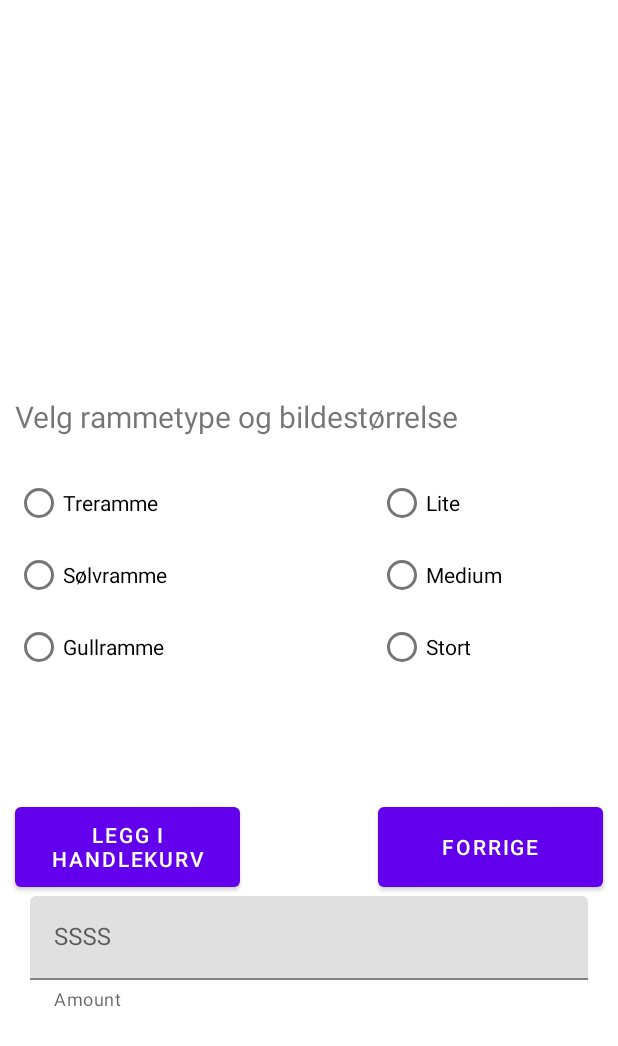
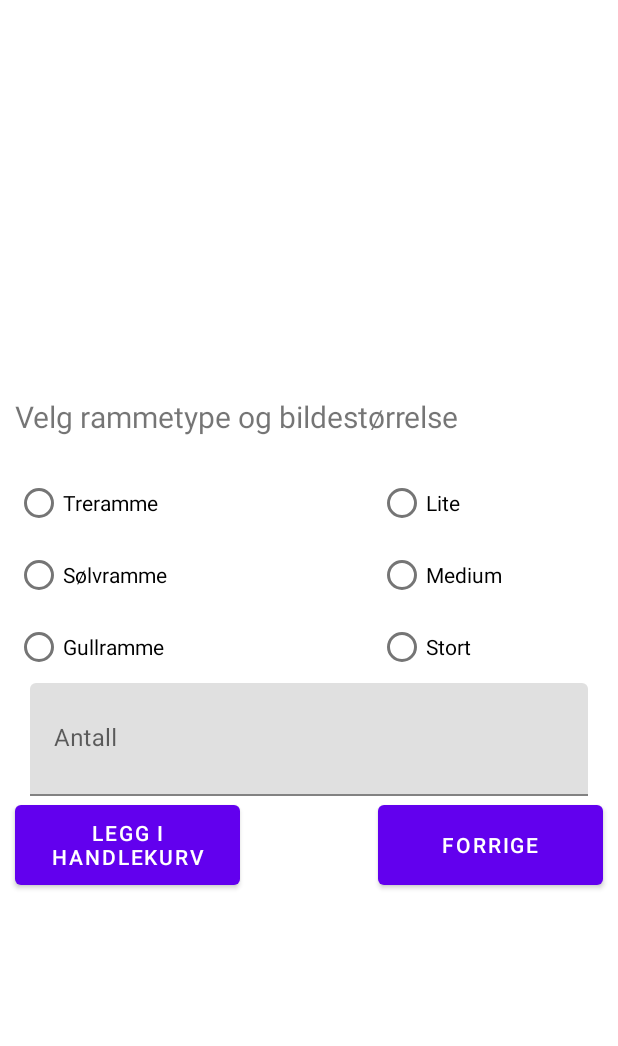
Before and after one commit to yevhenverkhalantsev/AndroidApp_ImageCart_Api, an Android app: the SelectedImageFragment screen opened through its navigation route, on a phone screen of 412 x 824 dp. Shown: the top 1046 px of the screen. Run offline under Robolectric (Android 15) with nearby library versions, the phone set to English and light mode, and no system bars; our stand-ins replace Room's generated code; pictures from the network do not load.

Commit message:
endringer til design av fragment_selected_image.xml med TextInputLayout endringer i initialisering viewmodel til fragmenter slik at data kunne hentes fra databasen. la til funksjon for å regne antall bilder i kurven. funksjonalitet for å inserte, slette, fjerne og hente bilder fra databasen. endret logikk i fun saveSelectedImageToCart relativt til databasen. utvidet strings.xml

```diff
--- a/app_gruppe20/src/main/java/com/example/artphoto/home/view/HomeFragment.kt
+++ b/app_gruppe20/src/main/java/com/example/artphoto/home/view/HomeFragment.kt
@@ -15,6 +15,7 @@ import com.example.artphoto.home.view.recycleradapter.HomeRecyclerView
 import com.example.artphoto.images.viewmodel.ImagesViewModel
 import com.example.artphoto.images.viewmodel.repository.ArtPhotosApiService
 import com.example.artphoto.images.viewmodel.repository.ImagesRepository
+import com.example.artphoto.room.repository.ArtPhotoDatabase
 
 class HomeFragment : Fragment() {
     private var _binding: FragmentHomeBinding? = null
@@ -24,7 +25,8 @@ class HomeFragment : Fragment() {
     private lateinit var recyclerAdapter: HomeRecyclerView
 
     private fun initViewModel() {
-        viewModel = ImagesViewModel.getInstance(ImagesRepository(ArtPhotosApiService.getInstance()))
+        viewModel = ImagesViewModel.getInstance(ImagesRepository(ArtPhotosApiService.getInstance()),
+            ArtPhotoDatabase.getDB(requireContext()))
     }
 
     override fun onCreateView(
@@ -89,8 +91,8 @@ class HomeFragment : Fragment() {
         var message = "Kunstner:\n"
 
         viewModel.cart.value!!.forEachIndexed { index, item ->
-            imagesIndex += item.photo.id.toString()
-            message += item.artistName
+            imagesIndex += item.cartPhoto.photo.id.toString()
+            message += item.cartPhoto.artistName
             if (index < viewModel.cart.value!!.size - 1) {
                 imagesIndex += ", "
                 message += ", "
@@ -104,17 +106,26 @@ class HomeFragment : Fragment() {
     }
 
     private fun setRecyclerData() {
+        requestData()
         viewModel.cart.observe(viewLifecycleOwner) {
             recyclerAdapter.artPhoto = it
             binding.TotalPrice.text = getString(R.string.total_price, countTotalPrice())
-            binding.AmountImages.text = getString(R.string.amountImages, it.size)
+            binding.AmountImages.text = getString(R.string.amountImages, countTotalAmount())
         }
+    }
+
+    private fun requestData() {
+        viewModel.getPhotosFromCart()
+    }
+
+    private fun countTotalAmount(): Int {
+        return viewModel.cart.value!!.sumOf { it.cartPhoto.amount }
     }
 
     private fun countTotalPrice(): Int {
         var price = 0
         viewModel.cart.value!!.forEach {
-            price += it.price
+            price += it.cartPhoto.price * it.cartPhoto.amount
         }
         return price
     }
--- a/app_gruppe20/src/main/java/com/example/artphoto/home/view/recycleradapter/HomeViewHolder.kt
+++ b/app_gruppe20/src/main/java/com/example/artphoto/home/view/recycleradapter/HomeViewHolder.kt
@@ -12,6 +12,6 @@ class HomeViewHolder (itemView: View) : RecyclerView.ViewHolder(itemView) {
     val title: TextView = itemView.findViewById(R.id.title)
     val size: TextView = itemView.findViewById(R.id.size)
     val frame: TextView = itemView.findViewById(R.id.frame)
-    val price: TextView = itemView.findViewById(R.id.price)
+    val price: TextView = itemView.findViewById(R.id.priceAndAmount)
 
 }
--- a/app_gruppe20/src/main/java/com/example/artphoto/images/model/Data.kt
+++ b/app_gruppe20/src/main/java/com/example/artphoto/images/model/Data.kt
@@ -18,7 +18,7 @@ data class Size(
 )
 @Entity (tableName = "cart_photo_table")
 data class CartPhotoDB(
-    @PrimaryKey(autoGenerate = true) val id: Int,
+    @PrimaryKey(autoGenerate = true) val id: Int = 1,
     @ColumnInfo(name = "cart_photo")
     val cartPhoto: CartPhoto
 )
--- a/app_gruppe20/src/main/java/com/example/artphoto/images/view/ImagesFragment.kt
+++ b/app_gruppe20/src/main/java/com/example/artphoto/images/view/ImagesFragment.kt
@@ -12,6 +12,7 @@ import com.example.artphoto.images.view.recyclerview.ImageRecyclerView
 import com.example.artphoto.images.viewmodel.ImagesViewModel
 import com.example.artphoto.images.viewmodel.repository.ArtPhotosApiService
 import com.example.artphoto.images.viewmodel.repository.ImagesRepository
+import com.example.artphoto.room.repository.ArtPhotoDatabase
 
 class ImagesFragment : Fragment() {
     private lateinit var viewModel: ImagesViewModel
@@ -40,7 +41,8 @@ class ImagesFragment : Fragment() {
     }
 
     private fun initViewModel() {
-        viewModel = ImagesViewModel.getInstance(ImagesRepository(ArtPhotosApiService.getInstance()))
+        viewModel = ImagesViewModel.getInstance(ImagesRepository(ArtPhotosApiService.getInstance()),
+            ArtPhotoDatabase.getDB(requireContext()))
     }
 
     private fun initRecycler() {
--- a/app_gruppe20/src/main/java/com/example/artphoto/room/dao/artPhotoDao.kt
+++ b/app_gruppe20/src/main/java/com/example/artphoto/room/dao/ArtPhotoDao.kt
@@ -2,21 +2,25 @@ package com.example.artphoto.room.dao
 
 import androidx.room.Dao
 import androidx.room.Delete
+import androidx.room.Insert
 import androidx.room.Query
 import com.example.artphoto.images.model.CartPhotoDB
-import kotlinx.coroutines.selects.select
 
 
 @Dao
-interface artPhotoDao {
+interface ArtPhotoDao {
 
     @Query("SELECT * FROM cart_photo_table")
-    suspend fun getAllPhotos(): List<CartPhotoDB>
+    suspend fun getAllPhotos(): MutableList<CartPhotoDB>
 
     @Delete
     //@Query("DELETE FROM cart_photo_table WHERE id = :photoItemId")
-    suspend fun deleteItemByID(cartPhotoDB: CartPhotoDB)
+    suspend fun deleteItem(cartPhotoDB: CartPhotoDB)
 
     @Query("DELETE FROM cart_photo_table")
     suspend fun deleteAll()
+
+    @Insert
+    suspend fun insert(photoDB: CartPhotoDB)
+
 }
--- a/app_gruppe20/src/main/java/com/example/artphoto/room/repository/artPhotoDatabase.kt
+++ b/app_gruppe20/src/main/java/com/example/artphoto/room/repository/ArtPhotoDatabase.kt
@@ -5,23 +5,22 @@ import androidx.room.Database
 import androidx.room.Room
 import androidx.room.RoomDatabase
 import com.example.artphoto.images.model.CartPhotoDB
-import com.example.artphoto.room.dao.artPhotoDao
+import com.example.artphoto.room.dao.ArtPhotoDao
 
 @Database(entities = [CartPhotoDB::class], version = 1)
-abstract class artPhotoDatabase: RoomDatabase() {
-
-    abstract fun photoDao(artPhotoDao: artPhotoDao)
+abstract class ArtPhotoDatabase: RoomDatabase() {
+    abstract fun photoDao(): ArtPhotoDao
 
     companion object {
 
-        private var INSTANCE: artPhotoDatabase? = null
+        private var INSTANCE: ArtPhotoDatabase? = null
 
-        fun getDB(context: Context): artPhotoDatabase {
+        fun getDB(context: Context): ArtPhotoDatabase {
             if (INSTANCE == null) {
-                synchronized(artPhotoDatabase::class) {
+                synchronized(ArtPhotoDatabase::class) {
                     INSTANCE = Room.databaseBuilder(
                         context.applicationContext,
-                        artPhotoDatabase::class.java,
+                        ArtPhotoDatabase::class.java,
                         "cart_photo_table"
                     ).build()
                 }
--- a/app_gruppe20/src/main/res/layout/fragment_selected_image.xml
+++ b/app_gruppe20/src/main/res/layout/fragment_selected_image.xml
@@ -1,5 +1,4 @@
 <?xml version="1.0" encoding="utf-8"?>
-
 <ScrollView
     android:layout_width="match_parent"
     android:layout_height="match_parent"
@@ -11,7 +10,7 @@
     <androidx.constraintlayout.widget.ConstraintLayout
         android:layout_width="match_parent"
         android:layout_height="wrap_content"
-        android:paddingBottom="25dp">
+        android:paddingBottom="20dp">
 
 
     <TextView
@@ -105,17 +104,21 @@
     </RadioGroup>
 
         <com.google.android.material.textfield.TextInputLayout
-            app:layout_constraintTop_toBottomOf="@id/AddToCartButton"
             android:layout_width="match_parent"
-            android:layout_height="wrap_content"
-            app:helperText="Amount"
-            android:hint="SSSS"
-            android:layout_marginHorizontal="20dp">
+            android:layout_height="75dp"
+            android:layout_marginHorizontal="20dp"
+            android:hint="Antall"
+            app:layout_constraintEnd_toEndOf="parent"
+            app:layout_constraintStart_toStartOf="parent"
+            app:layout_constraintTop_toBottomOf="@+id/radioRammer"
+            app:layout_constraintBottom_toTopOf="@id/AddToCartButton">
 
             <EditText
+                android:id="@+id/amount"
                 android:layout_width="match_parent"
-                android:layout_height="wrap_content"
-                android:inputType="number"/>
+                android:layout_height="match_parent"
+                android:inputType="number"
+                android:hint="@null"/>
 
         </com.google.android.material.textfield.TextInputLayout>
 
@@ -126,8 +129,7 @@
         android:layout_marginStart="10dp"
         android:text="@string/legg_i_handlekurv"
         app:layout_constraintBottom_toBottomOf="parent"
-        app:layout_constraintStart_toStartOf="parent"
-        app:layout_constraintTop_toBottomOf="@+id/radioRammer" />
+        app:layout_constraintStart_toStartOf="parent" />
 
     <Button
         android:id="@+id/GoBackButton"
@@ -136,8 +138,7 @@
         android:layout_marginEnd="10dp"
         android:text="@string/forrige"
         app:layout_constraintBottom_toBottomOf="parent"
-        app:layout_constraintEnd_toEndOf="parent"
-        app:layout_constraintTop_toBottomOf="@+id/radioStørrelse" />
+        app:layout_constraintEnd_toEndOf="parent" />
 
 </androidx.constraintlayout.widget.ConstraintLayout>
 
--- a/app_gruppe20/src/main/res/layout/raw_home.xml
+++ b/app_gruppe20/src/main/res/layout/raw_home.xml
@@ -42,7 +42,7 @@
         app:layout_constraintTop_toBottomOf="@+id/size" />
 
     <TextView
-        android:id="@+id/price"
+        android:id="@+id/priceAndAmount"
         android:layout_width="0dp"
         android:layout_height="wrap_content"
         android:textSize="10sp"
@@ -50,4 +50,7 @@
         app:layout_constraintStart_toStartOf="@+id/frame"
         app:layout_constraintTop_toBottomOf="@+id/frame" />
 
+
+
+
 </androidx.constraintlayout.widget.ConstraintLayout>
--- a/app_gruppe20/src/main/res/values/strings.xml
+++ b/app_gruppe20/src/main/res/values/strings.xml
@@ -27,4 +27,5 @@
     <string name="title_price">Pris: kr %1$d</string>
     <string name="title_size">Størrelse: %1$s</string>
     <string name="title_frame">Rammetype: %1$s</string>
+    <string name="price_amount_total_price">Pris per stk.: kr %1$d, Antall: %2$d, Totalt: kr %3$d</string>
 </resources>
```
Also changed, not shown: app_gruppe20/src/main/java/com/example/artphoto/home/view/recycleradapter/HomeRecyclerView.kt (+8 -8 lines), app_gruppe20/src/main/java/com/example/artphoto/images/viewmodel/ImagesViewModel.kt (+33 -23 lines), app_gruppe20/src/main/java/com/example/artphoto/selected/view/SelectedImageFragment.kt (+25 -4 lines).
